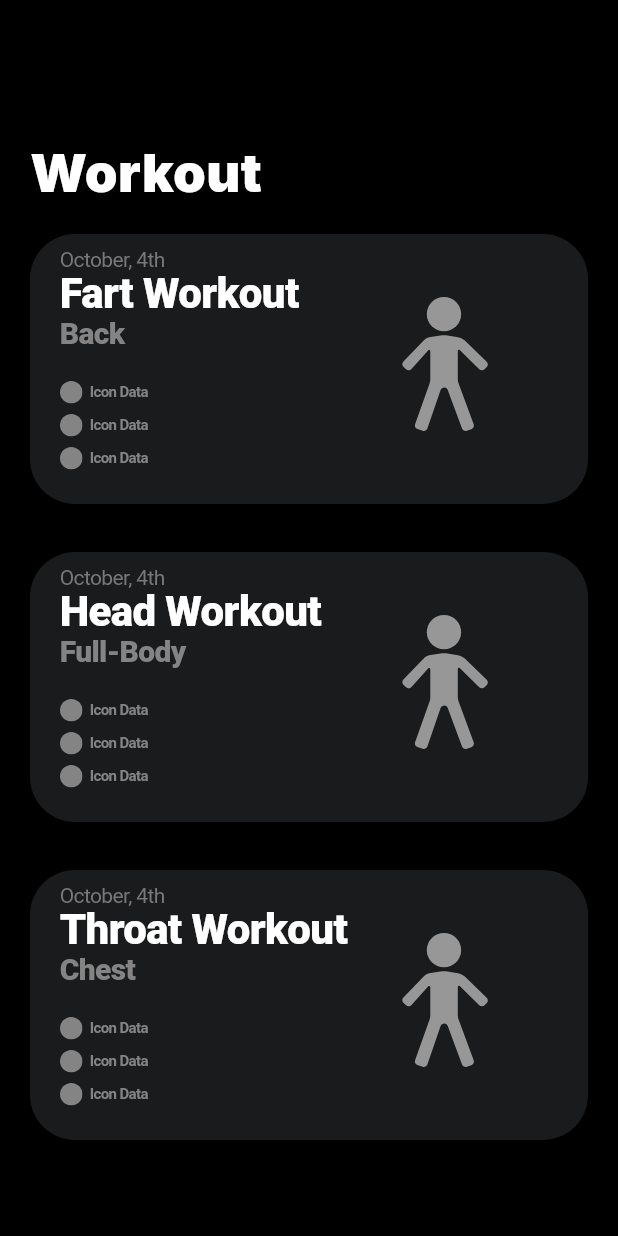
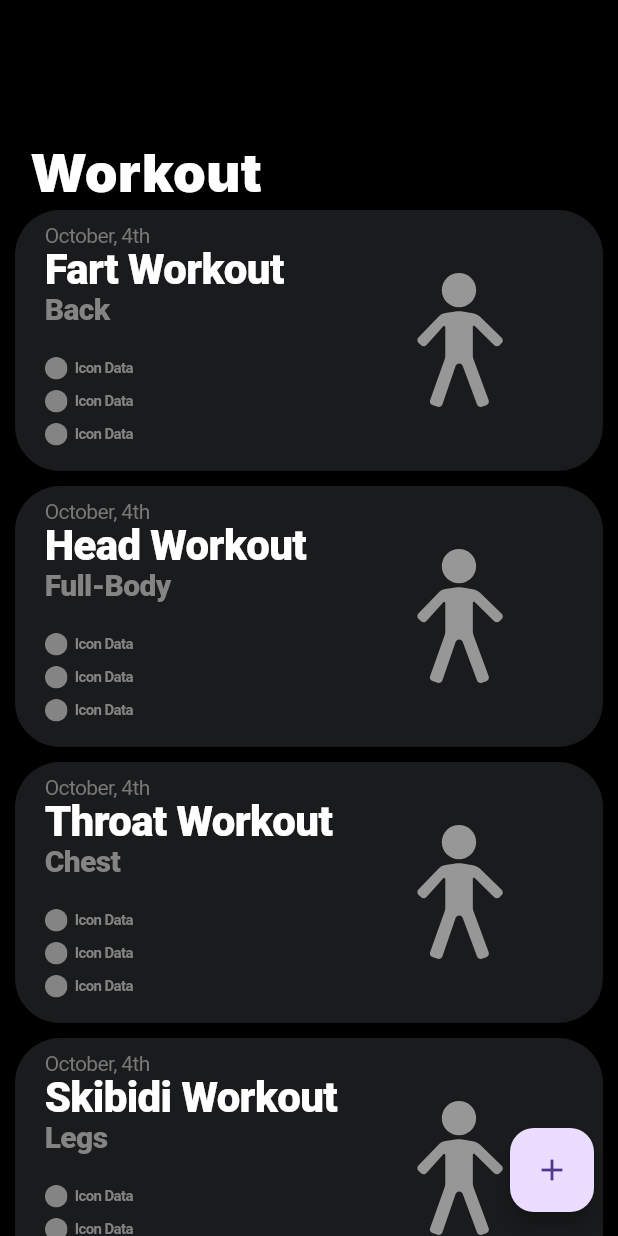
Before and after one commit to AbsolutelyHaakon/FitnessApp-IDATA2503, a Flutter app: the WorkoutPage screen opened directly, on a phone screen of 412 x 824 dp. Run offline on Flutter 3.47's test engine with Material 3 defaults, Android fonts, the light colour scheme and no system bars; our stand-ins replace flutter_svg, get, sqflite; accounts and stored records are empty.

Commit message:
Small changes to workout page

```diff
--- /dev/null
+++ b/lib/components/add_workout.dart
@@ -0,0 +1,5 @@
+import 'package:flutter/material.dart';
+
+class AddWorkout extends StatelessWidget{
+
+}
--- a/lib/components/upcoming_workouts_box.dart
+++ b/lib/components/upcoming_workouts_box.dart
@@ -78,9 +78,10 @@ class _UpcomingWorkoutsBoxState extends State<UpcomingWorkoutsBox> {
   @override
   Widget build(BuildContext context) {
     return CupertinoButton(
+        padding: const EdgeInsets.fromLTRB(10, 0, 10, 10),
         child: Container(
-          constraints: const BoxConstraints(minHeight: 180),
-          width: 400,
+          constraints: const BoxConstraints(minHeight: 100),
+          width: MediaQuery.of(context).size.width,
           decoration: const BoxDecoration(
             color: Color(0xFF1A1B1C),
             borderRadius: BorderRadius.all(Radius.circular(30)),
--- a/lib/pages/workout_page.dart
+++ b/lib/pages/workout_page.dart
@@ -15,7 +15,6 @@ class _WorkoutPageState extends State<WorkoutPage> {
     super.initState();
 
     initializeWorkoutData();
-    print(workoutsList.listOfWorkouts.length);
   }
 
   void initializeWorkoutData() {
@@ -31,12 +30,19 @@ class _WorkoutPageState extends State<WorkoutPage> {
           title: 'Head Workout',
           category: Type.fullBody,
           date: DateTime.now(),
-          workouts: []),
+          workouts: [],),
       UpcomingWorkoutsBox(
-          title: 'Throat Workout',
-          category: Type.chest,
-          date: DateTime.now(),
-          workouts: []),
+        title: 'Throat Workout',
+        category: Type.chest,
+        date: DateTime.now(),
+        workouts: [],
+      ),
+      UpcomingWorkoutsBox(
+        title: 'Skibidi Workout',
+        category: Type.legs,
+        date: DateTime.now(),
+        workouts: [],
+      )
     ]);
   }
 
@@ -74,6 +80,10 @@ class _WorkoutPageState extends State<WorkoutPage> {
         ),
       ]),
       backgroundColor: const Color(0xFF000000),
+      floatingActionButton: FloatingActionButton(
+        onPressed: () {},
+        child: const Icon(Icons.add),
+      ),
     );
   }
 }
```
